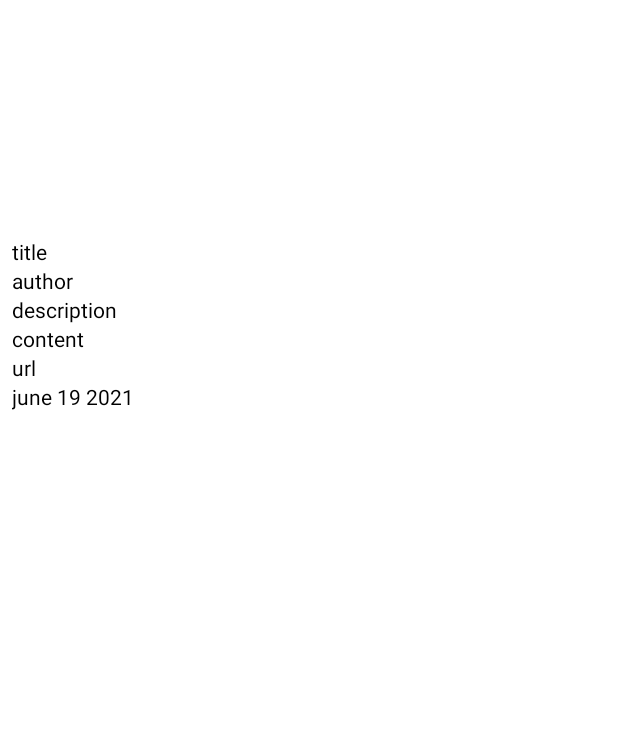
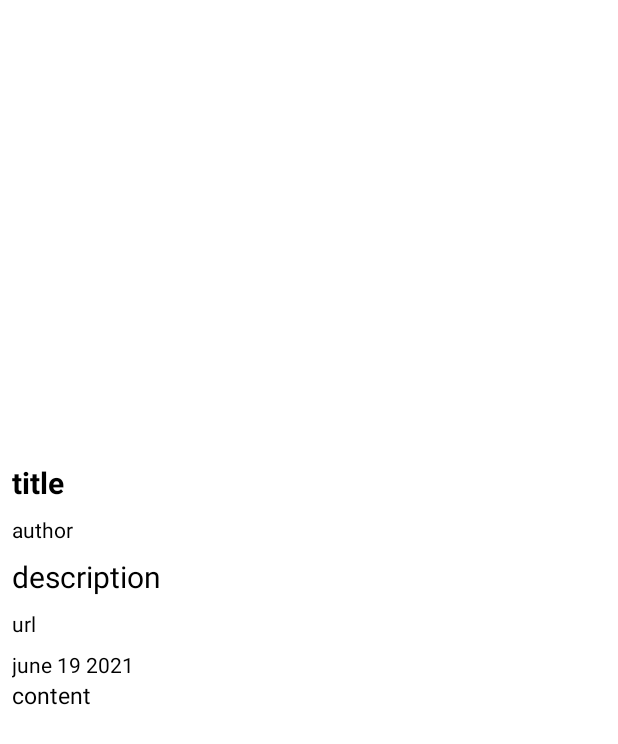
Before and after one commit to paulovsborges/NewsApiApp, an Android app: the layout activity_details.xml on its own in the app's theme, with its tools: preview values and no code run, on a phone screen of 412 x 824 dp. Shown: the top 744 px of the screen. Run offline under Robolectric (Android 15) with nearby library versions, the phone set to English and light mode, and no system bars.

```diff
--- a/app/build.gradle
+++ b/app/build.gradle
@@ -31,7 +31,7 @@ android {
         jvmTarget = '1.8'
     }
 
-    viewBinding{
+    viewBinding {
         enabled = true
     }
 }
@@ -45,6 +45,9 @@ dependencies {
     implementation "io.insert-koin:koin-androidx-scope:$koin_version"
     // Koin AndroidX ViewModel features
     implementation "io.insert-koin:koin-androidx-viewmodel:$koin_version"
+
+    //SwipeRefresh
+    implementation("androidx.swiperefreshlayout:swiperefreshlayout:1.1.0")
 
     //retrofit
     def retrofit_version = "2.9.0"
--- a/app/src/main/AndroidManifest.xml
+++ b/app/src/main/AndroidManifest.xml
@@ -3,6 +3,7 @@
     package="com.pvsb.newsapiapp">
 
     <uses-permission android:name="android.permission.INTERNET" />
+    <uses-permission android:name="android.permission.READ_EXTERNAL_STORAGE"/>
 
     <application
         android:name=".di.MyApp"
@@ -12,7 +13,9 @@
         android:roundIcon="@mipmap/ic_launcher_round"
         android:supportsRtl="true"
         android:theme="@style/Theme.NewsApiApp">
-        <activity android:name=".presentation.detailsPresentation.DetailsActivity"></activity>
+        <activity android:name=".presentation.detailsPresentation.DetailsActivity">
+
+        </activity>
         <activity android:name=".presentation.mainPresentation.MainActivity">
             <intent-filter>
                 <action android:name="android.intent.action.MAIN" />
--- a/app/src/main/res/layout/activity_details.xml
+++ b/app/src/main/res/layout/activity_details.xml
@@ -1,5 +1,5 @@
 <?xml version="1.0" encoding="utf-8"?>
-<LinearLayout xmlns:android="http://schemas.android.com/apk/res/android"
+<ScrollView xmlns:android="http://schemas.android.com/apk/res/android"
     xmlns:app="http://schemas.android.com/apk/res-auto"
     xmlns:tools="http://schemas.android.com/tools"
     android:layout_width="match_parent"
@@ -8,18 +8,26 @@
     android:padding="8dp"
     android:orientation="vertical"
     >
+    <LinearLayout
+        android:layout_width="match_parent"
+        android:layout_height="match_parent"
+        android:orientation="vertical"
+        >
 
     <ImageView
         android:layout_width="match_parent"
-        android:layout_height="150dp"
+        android:layout_height="300dp"
         android:id="@+id/news_details_image"
         />
     <TextView
+        android:textSize="20sp"
+        android:textStyle="bold"
         android:layout_width="match_parent"
         android:layout_height="wrap_content"
         android:id="@+id/news_details_title"
         tools:text="title"
         android:textColor="@color/black"
+        android:layout_marginBottom="8dp"
         />
     <TextView
         android:layout_width="match_parent"
@@ -27,27 +35,25 @@
         android:id="@+id/news_details_author"
         tools:text="author"
         android:textColor="@color/black"
+        android:layout_marginBottom="8dp"
         />
     <TextView
         android:layout_width="match_parent"
         android:layout_height="wrap_content"
         android:id="@+id/news_details_description"
         tools:text="description"
+        android:textSize="20sp"
         android:textColor="@color/black"
+        android:layout_marginBottom="8dp"
         />
-    <TextView
-        android:layout_width="match_parent"
-        android:layout_height="wrap_content"
-        android:id="@+id/news_details_content"
-        tools:text="content"
-        android:textColor="@color/black"
-        />
+
     <TextView
         android:layout_width="match_parent"
         android:layout_height="wrap_content"
         android:id="@+id/news_details_url"
         tools:text="url"
         android:textColor="@color/black"
+        android:layout_marginBottom="8dp"
         />
     <TextView
         android:layout_width="match_parent"
@@ -57,7 +63,18 @@
         android:textColor="@color/black"
         />
 
+    <TextView
+        android:textSize="15sp"
+        android:layout_width="match_parent"
+        android:layout_height="wrap_content"
+        android:id="@+id/news_details_content"
+        tools:text="content"
+        android:textColor="@color/black"
+        android:layout_marginBottom="8dp"
+        android:scrollbarSize="5000dp"
+        />
 
 
 
-</LinearLayout>
+    </LinearLayout>
+</ScrollView>
--- a/app/src/main/res/values-night/themes.xml
+++ b/app/src/main/res/values-night/themes.xml
@@ -13,4 +13,5 @@
         <item name="android:statusBarColor" tools:targetApi="l">?attr/colorPrimaryVariant</item>
         <!-- Customize your theme here. -->
     </style>
+
 </resources>
--- a/app/src/main/res/values/strings.xml
+++ b/app/src/main/res/values/strings.xml
@@ -1,3 +1,7 @@
 <resources>
-    <string name="app_name">NewsApiApp</string>
+    <string name="app_name">News</string>
+    <string name="toolbar_main_title">Articles</string>
+    <string name="button_refresh">button refresh</string>
+    <string name="save_image">Save image</string>
+    <string name="share_article">Share article</string>
 </resources>
```
Also changed, not shown: app/src/main/java/com/pvsb/newsapiapp/model/constants/AppConstants.kt (+13 -0 lines), app/src/main/res/layout/activity_main.xml (+11 -2 lines).
